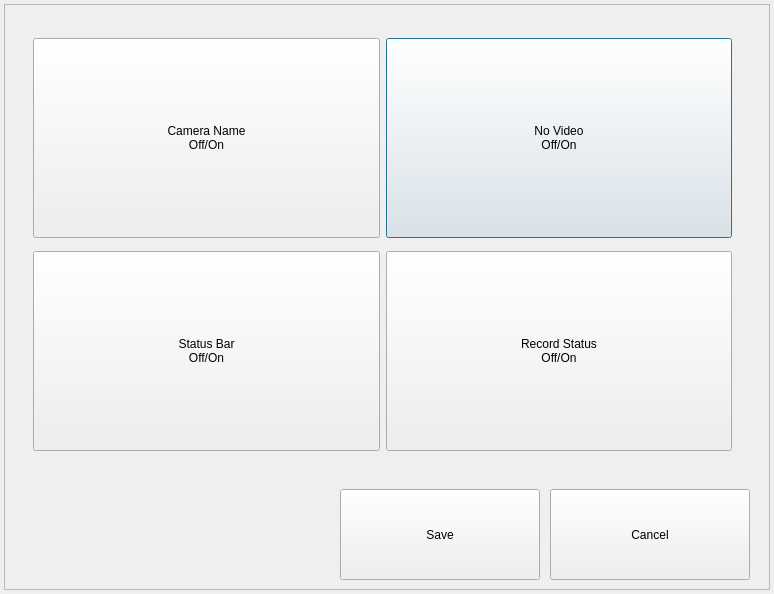
This is gui/mainwidget/src/dvrsetup/display/osd/osddialog.ui in yjsin-emastec/neptune as Qt 5 draws it before an edit. The edited form follows.
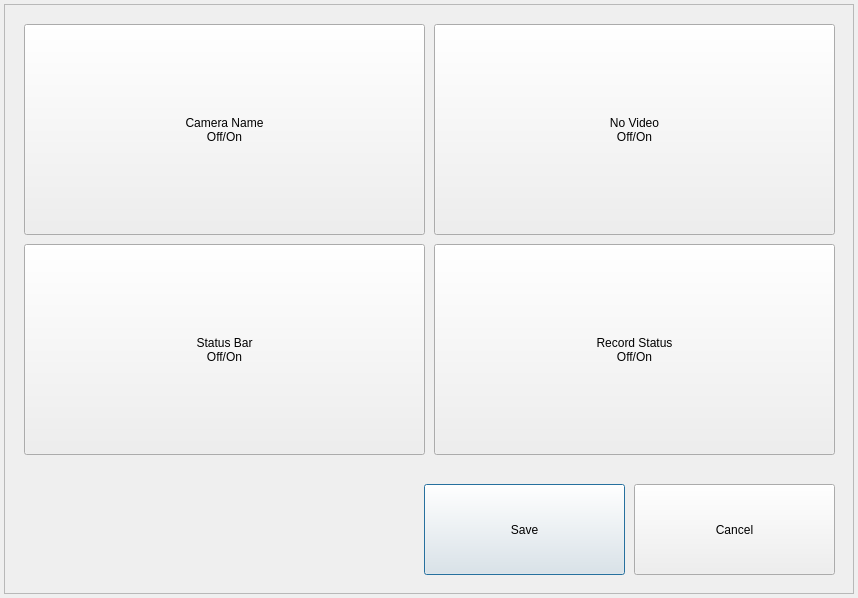
This is the edited form.

Patch:
```diff
--- a/gui/mainwidget/src/dvrsetup/display/osd/osddialog.ui
+++ b/gui/mainwidget/src/dvrsetup/display/osd/osddialog.ui
@@ -6,39 +6,63 @@
    <rect>
     <x>0</x>
     <y>0</y>
-    <width>774</width>
-    <height>594</height>
+    <width>858</width>
+    <height>598</height>
    </rect>
   </property>
   <property name="windowTitle">
    <string>OSD PROPERTY</string>
   </property>
-  <widget class="QWidget" name="gridLayoutWidget">
+  <widget class="QFrame" name="frame">
    <property name="geometry">
     <rect>
-     <x>22</x>
-     <y>20</y>
-     <width>721</width>
-     <height>451</height>
+     <x>4</x>
+     <y>4</y>
+     <width>850</width>
+     <height>590</height>
     </rect>
    </property>
-   <layout class="QGridLayout" name="gridLayout">
-    <item row="0" column="1">
-     <widget class="QPushButton" name="buttonNoVideo">
-      <property name="minimumSize">
-       <size>
-        <width>0</width>
-        <height>200</height>
-       </size>
-      </property>
+   <property name="frameShape">
+    <enum>QFrame::StyledPanel</enum>
+   </property>
+   <property name="frameShadow">
+    <enum>QFrame::Raised</enum>
+   </property>
+   <widget class="QPushButton" name="buttonSave">
+    <property name="geometry">
+     <rect>
+      <x>420</x>
+      <y>480</y>
+      <width>201</width>
+      <height>91</height>
+     </rect>
+    </property>
       <property name="text">
-       <string>No Video
-Off/On</string>
-      </property>
-     </widget>
-    </item>
-    <item row="0" column="0">
+     <string>Save</string>
+    </property>
+   </widget>
+   <widget class="QPushButton" name="buttonClose">
+    <property name="geometry">
+     <rect>
+      <x>630</x>
+      <y>480</y>
+      <width>201</width>
+      <height>91</height>
+     </rect>
+    </property>
+    <property name="text">
+     <string>Cancel</string>
+    </property>
+   </widget>
      <widget class="QPushButton" name="buttonCameraName">
+    <property name="geometry">
+     <rect>
+      <x>20</x>
+      <y>20</y>
+      <width>401</width>
+      <height>211</height>
+     </rect>
+    </property>
       <property name="minimumSize">
        <size>
         <width>0</width>
@@ -50,9 +74,35 @@
 Off/On</string>
       </property>
      </widget>
-    </item>
-    <item row="1" column="0">
+   <widget class="QPushButton" name="buttonNoVideo">
+    <property name="geometry">
+     <rect>
+      <x>430</x>
+      <y>20</y>
+      <width>401</width>
+      <height>211</height>
+     </rect>
+    </property>
+    <property name="minimumSize">
+     <size>
+      <width>0</width>
+      <height>200</height>
+     </size>
+    </property>
+    <property name="text">
+     <string>No Video
+Off/On</string>
+    </property>
+   </widget>
      <widget class="QPushButton" name="buttonStatusBar">
+    <property name="geometry">
+     <rect>
+      <x>20</x>
+      <y>240</y>
+      <width>401</width>
+      <height>211</height>
+     </rect>
+    </property>
       <property name="minimumSize">
        <size>
         <width>0</width>
@@ -64,12 +114,18 @@
 Off/On</string>
       </property>
      </widget>
-    </item>
-    <item row="1" column="1">
      <widget class="QPushButton" name="buttonRecordStatus">
       <property name="enabled">
        <bool>true</bool>
       </property>
+    <property name="geometry">
+     <rect>
+      <x>430</x>
+      <y>240</y>
+      <width>401</width>
+      <height>211</height>
+     </rect>
+    </property>
       <property name="minimumSize">
        <size>
         <width>0</width>
@@ -81,55 +137,7 @@
 Off/On</string>
       </property>
      </widget>
-    </item>
-   </layout>
   </widget>
-  <widget class="QPushButton" name="buttonSave">
-   <property name="geometry">
-    <rect>
-     <x>340</x>
-     <y>489</y>
-     <width>200</width>
-     <height>91</height>
-    </rect>
-   </property>
-   <property name="text">
-    <string>Save</string>
-   </property>
-  </widget>
-  <widget class="QPushButton" name="buttonClose">
-   <property name="geometry">
-    <rect>
-     <x>550</x>
-     <y>489</y>
-     <width>200</width>
-     <height>91</height>
-    </rect>
-   </property>
-   <property name="text">
-    <string>Cancel</string>
-   </property>
-  </widget>
-  <widget class="QFrame" name="frame">
-   <property name="geometry">
-    <rect>
-     <x>4</x>
-     <y>4</y>
-     <width>766</width>
-     <height>586</height>
-    </rect>
-   </property>
-   <property name="frameShape">
-    <enum>QFrame::StyledPanel</enum>
-   </property>
-   <property name="frameShadow">
-    <enum>QFrame::Raised</enum>
-   </property>
-  </widget>
-  <zorder>frame</zorder>
-  <zorder>gridLayoutWidget</zorder>
-  <zorder>buttonSave</zorder>
-  <zorder>buttonClose</zorder>
  </widget>
  <layoutdefault spacing="6" margin="11"/>
  <resources/>
```
Lines whose indentation alone changed are shown as unchanged.
